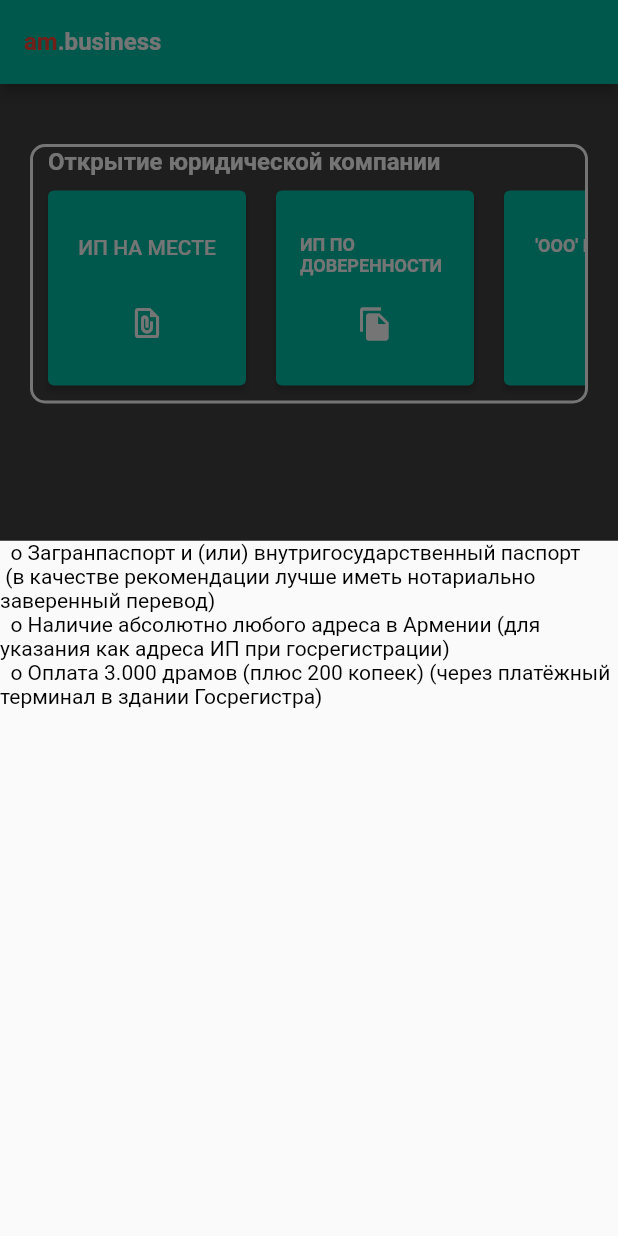
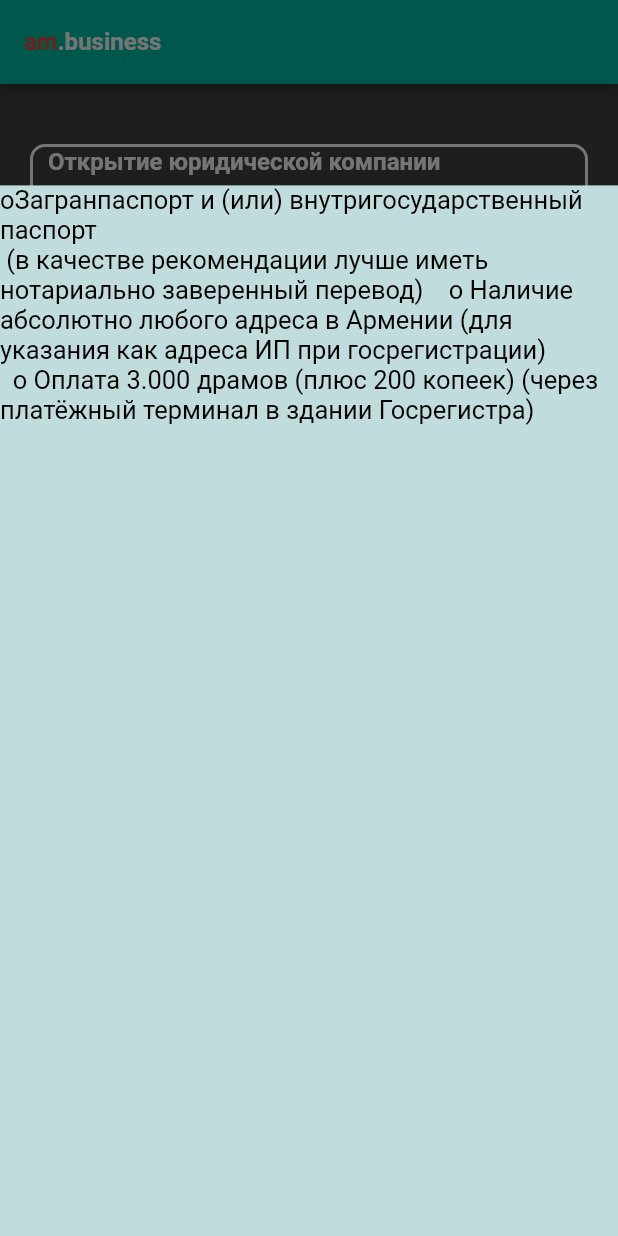
Before and after one commit to dirtycreep/am.business, a Flutter app: the screen it shows after launch, after a tap on "ИП НА МЕСТЕ", on a phone screen of 412 x 824 dp. Run offline on Flutter 3.47's test engine with Material 2 defaults, Android fonts, the phone set to English and light mode, and no system bars; our stand-ins replace google_fonts.

Commit message:
added last changes

```diff
--- a/lib/main.dart
+++ b/lib/main.dart
@@ -1,4 +1,5 @@
 import 'package:flutter/material.dart';
+import 'package:google_fonts/google_fonts.dart';
 
 void main() {
   runApp(const MyApp());
@@ -101,25 +102,47 @@ class _MyHomePageState extends State<MyHomePage> {
                               ),
                               onPressed: () {
                                 showModalBottomSheet(
-                                    isScrollControlled: false,
-                                    // backgroundColor: Color(0xff00BFA5),
+                                    backgroundColor: Color(0xffC1DCDD),
+                                    isScrollControlled: true,
                                     context: context,
                                     builder: (context) {
-                                      return Column(
-                                        // mainAxisSize: MainAxisSize.max,
+                                      return FractionallySizedBox(
+                                        heightFactor: 0.85,
+                                        child: Column(
                                           children: <Widget>[
                                             Container(
-                                            height: MediaQuery.of(context)
-                                                    .size
-                                                    .height *
-                                                0.5,
-                                            child: Text(
-                                              "  о Загранпаспорт и (или) внутригосударственный паспорт \n (в качестве рекомендации лучше иметь нотариально заверенный перевод) \n  о Наличие абсолютно любого адреса в Армении (для указания как адреса ИП при госрегистрации) \n  о Оплата 3.000 драмов (плюс 200 копеек) (через платёжный терминал в здании Госрегистра)",
+                                              child: RichText(
+                                                text: TextSpan(
                                                     style: TextStyle(
+                                                        fontSize: 17,
                                                         color: Colors.black),
+                                                    children: [
+                                                      TextSpan(
+                                                        style: GoogleFonts
+                                                            .roboto(),
+                                                        text:
+                                                            "оЗагранпаспорт и (или) внутригосударственный паспорт \n ",
+                                                      ),
+                                                      TextSpan(
+                                                        style: GoogleFonts
+                                                            .roboto(),
+                                                        text:
+                                                            "(в качестве рекомендации лучше иметь нотариально заверенный перевод)   ",
+                                                      ),
+                                                      TextSpan(
+                                                        style: GoogleFonts
+                                                            .roboto(),
+                                                        text:
+                                                            " о Наличие абсолютно любого адреса в Армении (для указания как адреса ИП при госрегистрации) \n  о Оплата 3.000 драмов (плюс 200 копеек) (через платёжный терминал в здании Госрегистра)",
+                                                      ),
+                                                    ]),
+
+                                                // style: TextStyle(
+                                                //     color: Colors.black),
                                               ),
                                             )
                                           ],
+                                        ),
                                       );
                                     });
                               },
@@ -148,18 +171,16 @@ class _MyHomePageState extends State<MyHomePage> {
                               ),
                               onPressed: () {
                                 showModalBottomSheet(
-                                    isScrollControlled: false,
+                                    isScrollControlled: true,
                                     // backgroundColor: Color(0xff00BFA5),
                                     context: context,
                                     builder: (context) {
-                                      return Column(
+                                      return FractionallySizedBox(
+                                        heightFactor: 0.85,
+                                        child: Column(
                                           // mainAxisSize: MainAxisSize.max,
                                           children: <Widget>[
                                             Container(
-                                            height: MediaQuery.of(context)
-                                                    .size
-                                                    .height *
-                                                0.5,
                                               child: Text(
                                                 "  о Нотариально заверенный перевод загранпаспорта и  \n   (или) внутригосударственного паспорта \n\n  о Наличие простой письменной доверенности \n   (о регистрации ИП через физическое лицо в Армении) \n\n  о Наличие абсолютно любого адреса в Армении \n   (для указания как адреса ИП при госрегистрации) \n\n  о Оплата 3.000 драмов (плюс 200 копеек) \n   (через платёжный терминал в здании Госрегистра)",
                                                 style: TextStyle(
@@ -167,6 +188,7 @@ class _MyHomePageState extends State<MyHomePage> {
                                               ),
                                             )
                                           ],
+                                        ),
                                       );
                                     });
                               },
```
Also changed, not shown: pubspec.yaml (+12 -8 lines), pubspec.lock, 8 other files. Lines whose indentation alone changed are shown as unchanged.
